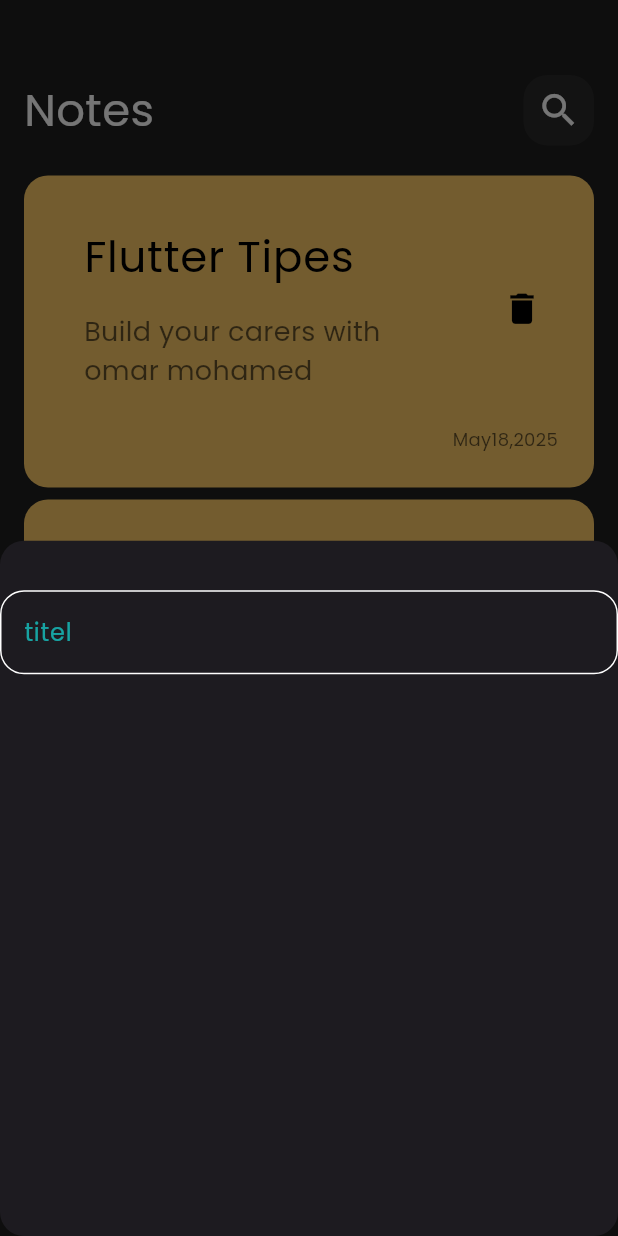
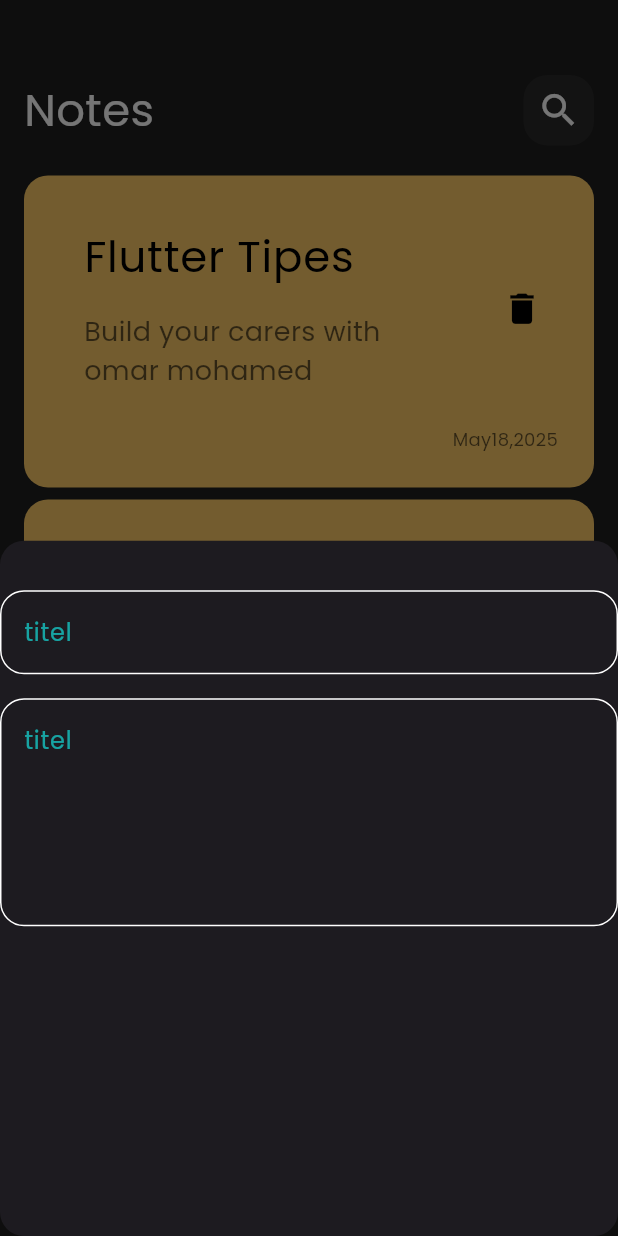
Before and after one commit to omarba136/notes_app, a Flutter app: the screen it shows after launch, after a tap on the "add" icon, on a phone screen of 412 x 824 dp. Run offline on Flutter 3.47's test engine with Material 3 defaults, Android fonts, the phone set to English and light mode, and no system bars.

Commit message:
add fiels to bottom sheet

```diff
--- a/lib/widgets/Custom_text_field.dart
+++ b/lib/widgets/Custom_text_field.dart
@@ -2,28 +2,31 @@
 import 'package:flutter/material.dart';
 
 class CustomTextField extends StatelessWidget {
-  const CustomTextField({super.key});
+  const CustomTextField({super.key, required this.hint, this.maxLines = 1});
 
+  final String hint;
+  final int maxLines;
   @override
   Widget build(BuildContext context) {
-    return  TextField(
-cursorColor: KprimaryColor,
+    return TextField(
+      cursorColor: KprimaryColor,
+      maxLines: maxLines,
       decoration: InputDecoration(
-        hintText: 'titel',
+        hintText: hint,
         hintStyle: TextStyle(color: KprimaryColor.withOpacity(0.6)),
         border: buildBorder(),
         enabledBorder: buildBorder(),
         focusedBorder: buildBorder(KprimaryColor),
-
       ),
-
-    ); }
+    );
+  }
 
   OutlineInputBorder buildBorder([Color]) {
     return OutlineInputBorder(
-        borderRadius: BorderRadius.circular(16),
-
-
-        borderSide:  BorderSide(color: Color ?? Colors.white, ),
-      );
-  }}
+      borderRadius: BorderRadius.circular(16),
+      borderSide: BorderSide(
+        color: Color ?? Colors.white,
+      ),
+    );
+  }
+}
--- a/lib/widgets/add_not_bottom_sheet.dart
+++ b/lib/widgets/add_not_bottom_sheet.dart
@@ -7,11 +7,21 @@
   @override
   Widget build(BuildContext context) {
     return const Column(
-children: [
-SizedBox(height: 33,),
-
-  CustomTextField(),
-],
-
-    );  }
+      children: [
+        SizedBox(
+          height: 33,
+        ),
+        CustomTextField(
+          hint: 'titel',
+        ),
+        SizedBox(
+          height: 16,
+        ),
+        CustomTextField(
+          hint: 'titel',
+          maxLines: 5,
+        ),
+      ],
+    );
+  }
 }
```
